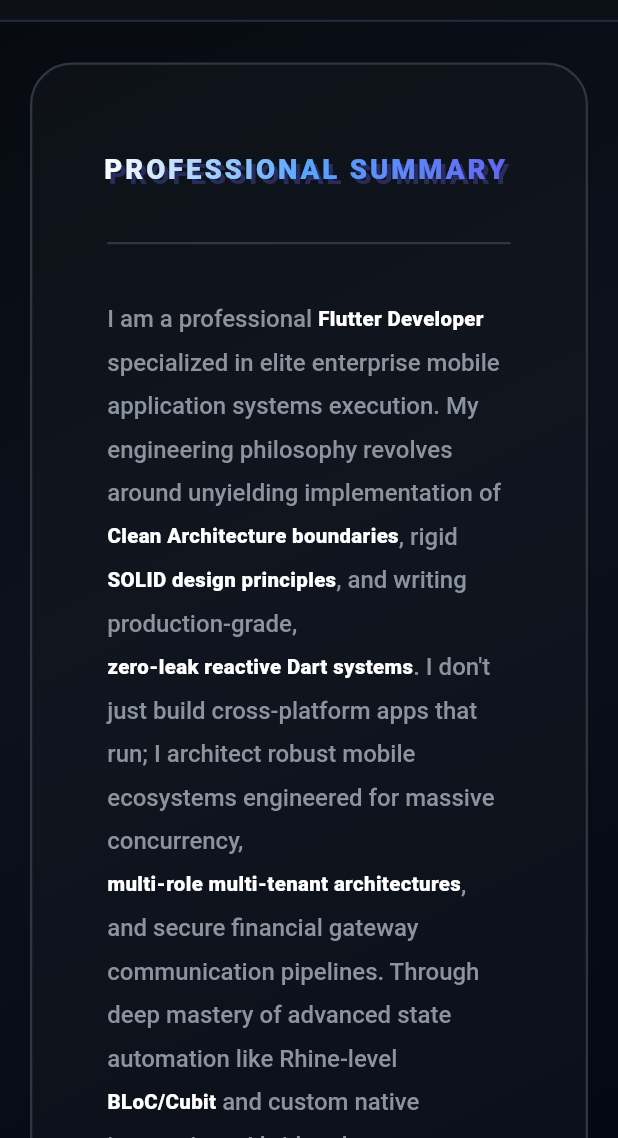
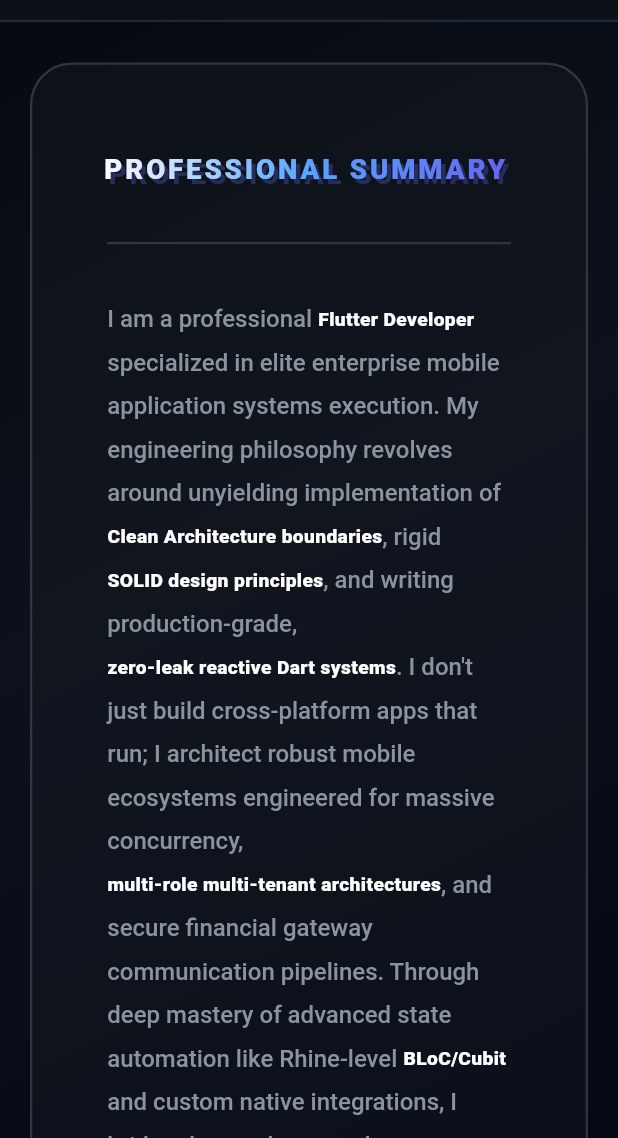
Before and after one commit to seiftarek10/my_portofilo, a Flutter app: the screen it shows after launch, scrolled down 576 dp, on a phone screen of 412 x 824 dp, the part 98-1236 px from its top. Run offline on Flutter 3.47's test engine with Material 3 defaults, Android fonts, the phone set to English and light mode, and no system bars; Roboto replaces fonts that are missing (Fira Code).

Commit message:
fix font sytle in summary section

```diff
--- a/lib/presentation/sections/summery_section.dart
+++ b/lib/presentation/sections/summery_section.dart
@@ -77,10 +77,10 @@ WidgetSpan _buildBoldWhiteWord(String word) {
     child: Text(
       word,
       style: const TextStyle(
-        fontSize: 17,
+        fontSize: 16,
         fontFamily: 'Fira Code',
-        fontWeight: FontWeight.w900,
         height: 1.8,
+        fontWeight: FontWeight.w800,
         color: Colors.white,
       ),
     ),
```
